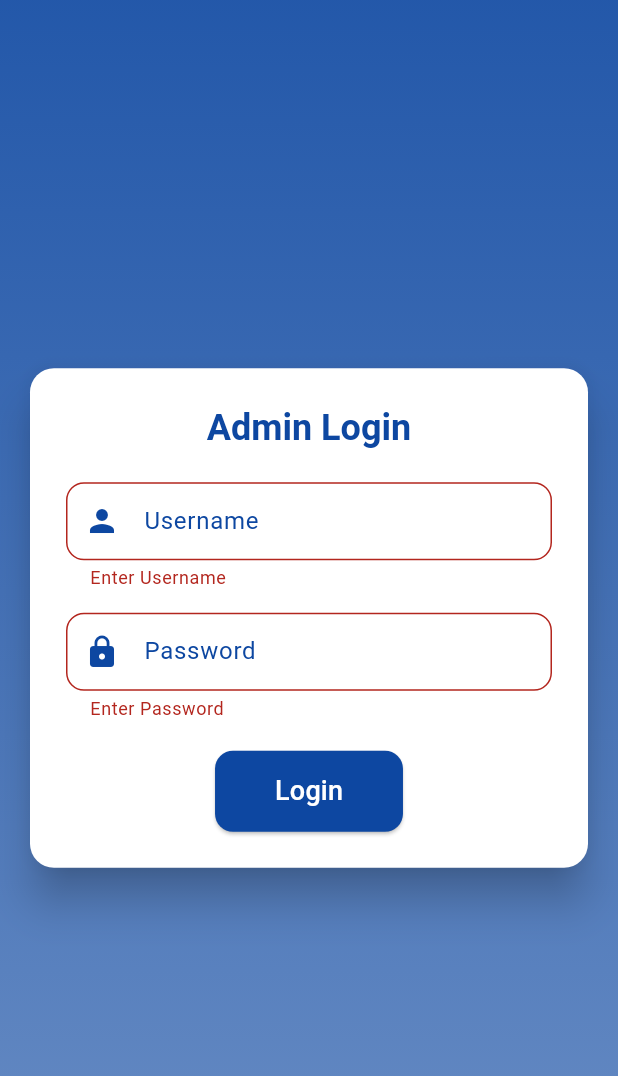
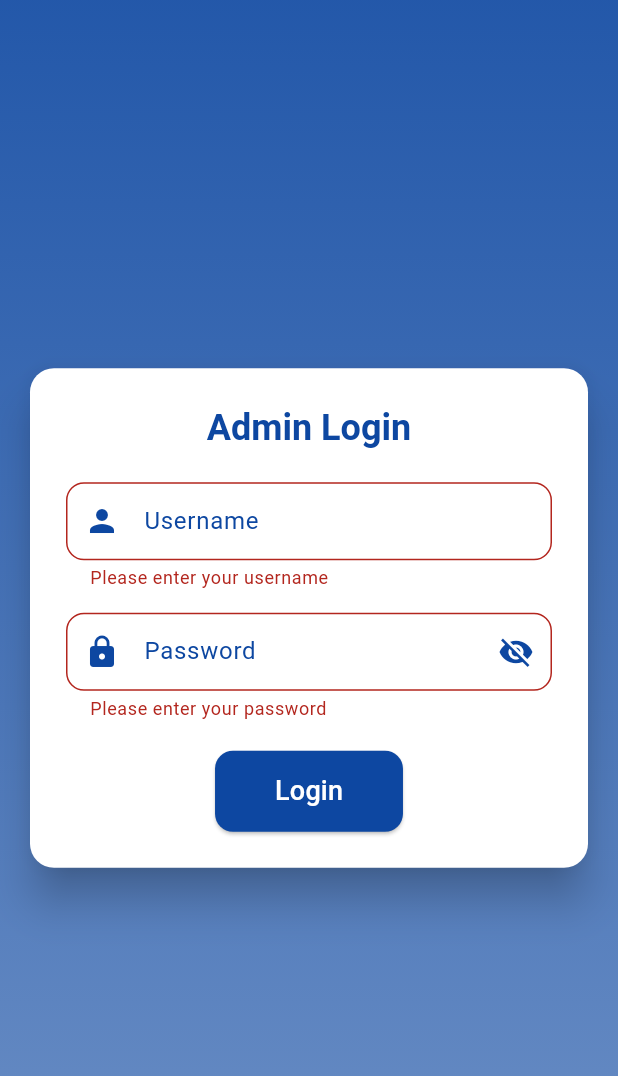
Before and after one commit to whatever413y/M18-Residences-Admin, a Flutter app: the screen it shows after launch, after a tap on "Login", on a phone screen of 412 x 824 dp. Shown: the top 1076 px of the screen. Run offline on Flutter 3.47's test engine with Material 3 defaults, Android fonts, the phone set to English and light mode, and no system bars; our stand-ins replace equatable, flutter_bloc, flutter_dotenv, shared_preferences; network calls fail.

Commit message:
Refactor login page to use AuthBloc and inline card
Replaces the LoginCard widget with an inline form in login_page.dart and integrates AuthBloc for authentication. Removes login_card.dart and updates bloc_providers.dart to provide AuthBloc. Improves error handling and password visibility toggle in the login form.

```diff
--- a/lib/bloc_providers.dart
+++ b/lib/bloc_providers.dart
@@ -1,4 +1,5 @@
 import 'package:flutter_bloc/flutter_bloc.dart';
+import 'package:rental_management_system_flutter/features/auth/auth_bloc.dart';
 import 'package:rental_management_system_flutter/pages/billing/bloc/billing_bloc.dart';
 import 'package:rental_management_system_flutter/pages/billing/bloc/billing_event.dart';
 import 'package:rental_management_system_flutter/pages/reading/bloc/reading_bloc.dart';
@@ -7,29 +8,18 @@ import 'package:rental_management_system_flutter/pages/room/bloc/room_bloc.dart'
 import 'package:rental_management_system_flutter/pages/room/bloc/room_event.dart';
 import 'package:rental_management_system_flutter/pages/tenants/bloc/tenant_bloc.dart';
 import 'package:rental_management_system_flutter/pages/tenants/bloc/tenant_event.dart';
+import 'package:rental_management_system_flutter/services/auth_service.dart';
 import 'package:rental_management_system_flutter/services/billing_service.dart';
 import 'package:rental_management_system_flutter/services/reading_service.dart';
 import 'package:rental_management_system_flutter/services/room_service.dart';
 import 'package:rental_management_system_flutter/services/tenant_service.dart';
 
 final List<BlocProvider> blocProviders = [
-  BlocProvider<RoomBloc>(
-    create: (_) => RoomBloc(RoomService())..add(LoadRooms()),
-  ),
-  BlocProvider<TenantBloc>(
-    create:
-        (_) => TenantBloc(
-          tenantService: TenantService(),
-          roomService: RoomService(),
-        )..add(LoadTenants()),
-  ),
+  BlocProvider<AuthBloc>(create: (_) => AuthBloc(authService: AuthService())),
+  BlocProvider<RoomBloc>(create: (_) => RoomBloc(RoomService())..add(LoadRooms())),
+  BlocProvider<TenantBloc>(create: (_) => TenantBloc(tenantService: TenantService(), roomService: RoomService())..add(LoadTenants())),
   BlocProvider<ReadingBloc>(
-    create:
-        (_) => ReadingBloc(
-          readingService: ReadingService(),
-          roomService: RoomService(),
-          tenantService: TenantService(),
-        )..add(LoadReadings()),
+    create: (_) => ReadingBloc(readingService: ReadingService(), roomService: RoomService(), tenantService: TenantService())..add(LoadReadings()),
   ),
   BlocProvider<BillingBloc>(
     create:
--- a/lib/pages/login/login_page.dart
+++ b/lib/pages/login/login_page.dart
@@ -1,7 +1,11 @@
 import 'package:flutter/material.dart';
-import 'package:rental_management_system_flutter/pages/login/widgets/login_card.dart';
-import 'package:rental_management_system_flutter/theme.dart'; // your theme.dart
-import '../home/home_page.dart';
+import 'package:flutter_bloc/flutter_bloc.dart';
+import 'package:rental_management_system_flutter/features/auth/auth_bloc.dart';
+import 'package:rental_management_system_flutter/features/auth/auth_event.dart';
+import 'package:rental_management_system_flutter/features/auth/auth_state.dart';
+import 'package:rental_management_system_flutter/pages/home/home_page.dart';
+import 'package:rental_management_system_flutter/theme.dart';
+import 'package:rental_management_system_flutter/utils/custom_form_field.dart';
 
 class LoginPage extends StatefulWidget {
   @override
@@ -13,14 +17,31 @@ class LoginPageState extends State<LoginPage> {
   final _usernameController = TextEditingController();
   final _passwordController = TextEditingController();
 
-  void _navigateToNextPage() {
+  String? _usernameError;
+  String? _passwordError;
+  bool _obscurePassword = true;
+
+  void _togglePasswordVisibility() {
+    setState(() {
+      _obscurePassword = !_obscurePassword;
+    });
+  }
+
+  void _submitLogin() {
+    setState(() {
+      _usernameError = null;
+      _passwordError = null;
+    });
+
     if (_formKey.currentState?.validate() ?? false) {
       final username = _usernameController.text.trim();
-      Navigator.push(
-        context,
-        MaterialPageRoute(builder: (_) => HomePage(inputText: username)),
-      );
+      final password = _passwordController.text.trim();
+      context.read<AuthBloc>().add(LoginWithAccountId(username: username, password: password));
     }
+  }
+
+  void _navigateToHome() {
+    Navigator.of(context).push(MaterialPageRoute(builder: (_) => HomePage(inputText: _usernameController.text)));
   }
 
   @override
@@ -32,13 +53,24 @@ class LoginPageState extends State<LoginPage> {
     return Theme(
       data: theme,
       child: Scaffold(
-        body: Container(
+        body: BlocListener<AuthBloc, AuthState>(
+          listener: (context, state) {
+            if (state is AuthError) {
+              setState(() {
+                _usernameError = 'Invalid Credentials';
+                _passwordError = 'Invalid Credentials';
+              });
+              _formKey.currentState?.validate();
+            } else if (state is Authenticated) {
+              _usernameController.clear();
+              _passwordController.clear();
+              _navigateToHome();
+            }
+          },
+          child: Container(
             decoration: BoxDecoration(
               gradient: LinearGradient(
-              colors: [
-                primaryColor.withValues(alpha: 0.9),
-                primaryColor.withValues(alpha: 0.6),
-              ],
+                colors: [primaryColor.withAlpha(230), primaryColor.withAlpha(150)],
                 begin: Alignment.topCenter,
                 end: Alignment.bottomCenter,
               ),
@@ -46,17 +78,7 @@ class LoginPageState extends State<LoginPage> {
             child: Center(
               child: SingleChildScrollView(
                 padding: const EdgeInsets.all(16.0),
-              child: ConstrainedBox(
-                constraints: BoxConstraints(
-                  maxWidth: screenWidth < 600 ? screenWidth : 500,
-                ),
-                child: LoginCard(
-                  formKey: _formKey,
-                  usernameController: _usernameController,
-                  passwordController: _passwordController,
-                  onSubmit: _navigateToNextPage,
-                  color: primaryColor,
-                ),
+                child: ConstrainedBox(constraints: BoxConstraints(maxWidth: screenWidth < 600 ? screenWidth : 500), child: _buildCard(primaryColor)),
               ),
             ),
           ),
@@ -64,4 +86,75 @@ class LoginPageState extends State<LoginPage> {
       ),
     );
   }
+
+  Widget _buildCard(Color primaryColor) {
+    return Card(
+      elevation: 12,
+      shape: RoundedRectangleBorder(borderRadius: BorderRadius.circular(16)),
+      child: Padding(
+        padding: const EdgeInsets.all(24),
+        child: Form(
+          key: _formKey,
+          child: Column(
+            mainAxisSize: MainAxisSize.min,
+            children: [
+              Text('Admin Login', style: Theme.of(context).textTheme.headlineSmall?.copyWith(color: primaryColor, fontWeight: FontWeight.bold)),
+              const SizedBox(height: 20),
+              _buildUsernameField(primaryColor),
+              const SizedBox(height: 15),
+              _buildPasswordField(primaryColor),
+              const SizedBox(height: 20),
+              _buildLoginButton(primaryColor),
+            ],
+          ),
+        ),
+      ),
+    );
   }
+
+  Widget _buildUsernameField(Color primaryColor) {
+    return CustomTextFormField(
+      controller: _usernameController,
+      labelText: 'Username',
+      prefixIcon: Icon(Icons.person, color: primaryColor),
+      validator: (value) {
+        if (value == null || value.trim().isEmpty) {
+          return 'Please enter your username';
+        }
+        return _usernameError;
+      },
+    );
+  }
+
+  Widget _buildPasswordField(Color primaryColor) {
+    return CustomTextFormField(
+      controller: _passwordController,
+      labelText: 'Password',
+      prefixIcon: Icon(Icons.lock, color: primaryColor),
+      obscureText: _obscurePassword,
+      suffixIcon: IconButton(
+        icon: Icon(_obscurePassword ? Icons.visibility_off : Icons.visibility, color: primaryColor),
+        onPressed: _togglePasswordVisibility,
+      ),
+      validator: (value) {
+        if (value == null || value.trim().isEmpty) {
+          return 'Please enter your password';
+        }
+        return _passwordError;
+      },
+    );
+  }
+
+  Widget _buildLoginButton(Color primaryColor) {
+    return ElevatedButton(
+      onPressed: _submitLogin,
+      style: ElevatedButton.styleFrom(
+        backgroundColor: primaryColor,
+        foregroundColor: Colors.white,
+        padding: const EdgeInsets.symmetric(horizontal: 40, vertical: 14),
+        shape: RoundedRectangleBorder(borderRadius: BorderRadius.circular(12)),
+      ),
+      child: const Text('Login', style: TextStyle(fontSize: 18)),
+    );
+  }
+}
--- a/lib/pages/login/widgets/login_card.dart
+++ /dev/null
@@ -1,84 +0,0 @@
-import 'package:flutter/material.dart';
-import 'package:rental_management_system_flutter/utils/custom_form_field.dart';
-
-class LoginCard extends StatelessWidget {
-  final GlobalKey<FormState> formKey;
-  final TextEditingController usernameController;
-  final TextEditingController passwordController;
-  final VoidCallback onSubmit;
-  final Color color;
-
-  const LoginCard({
-    required this.formKey,
-    required this.usernameController,
-    required this.passwordController,
-    required this.onSubmit,
-    required this.color,
-  });
-
-  @override
-  Widget build(BuildContext context) {
-    return Card(
-      elevation: 12,
-      shape: RoundedRectangleBorder(borderRadius: BorderRadius.circular(16)),
-      child: Padding(
-        padding: const EdgeInsets.all(24),
-        child: Form(
-          key: formKey,
-          child: Column(
-            mainAxisSize: MainAxisSize.min,
-            children: [
-              Text(
-                'Admin Login',
-                style: Theme.of(context).textTheme.headlineSmall?.copyWith(
-                  color: color,
-                  fontWeight: FontWeight.bold,
-                ),
-              ),
-              const SizedBox(height: 20),
-              CustomTextFormField(
-                controller: usernameController,
-                labelText: 'Username',
-                prefixIcon: Icon(Icons.person, color: color),
-                validator:
-                    (value) =>
-                        (value == null || value.trim().isEmpty)
-                            ? 'Enter Username'
-                            : null,
-              ),
-              const SizedBox(height: 15),
-              CustomTextFormField(
-                controller: passwordController,
-                labelText: 'Password',
-                prefixIcon: Icon(Icons.lock, color: color),
-                obscureText: true,
-                validator:
-                    (value) =>
-                        (value == null || value.trim().isEmpty)
-                            ? 'Enter Password'
-                            : null,
-              ),
-
-              const SizedBox(height: 20),
-              ElevatedButton(
-                onPressed: onSubmit,
-                style: ElevatedButton.styleFrom(
-                  backgroundColor: color,
-                  foregroundColor: Colors.white,
-                  padding: const EdgeInsets.symmetric(
-                    horizontal: 40,
-                    vertical: 14,
-                  ),
-                  shape: RoundedRectangleBorder(
-                    borderRadius: BorderRadius.circular(12),
-                  ),
-                ),
-                child: const Text('Login', style: TextStyle(fontSize: 18)),
-              ),
-            ],
-          ),
-        ),
-      ),
-    );
-  }
-}
```
Lines whose indentation alone changed are shown as unchanged.
